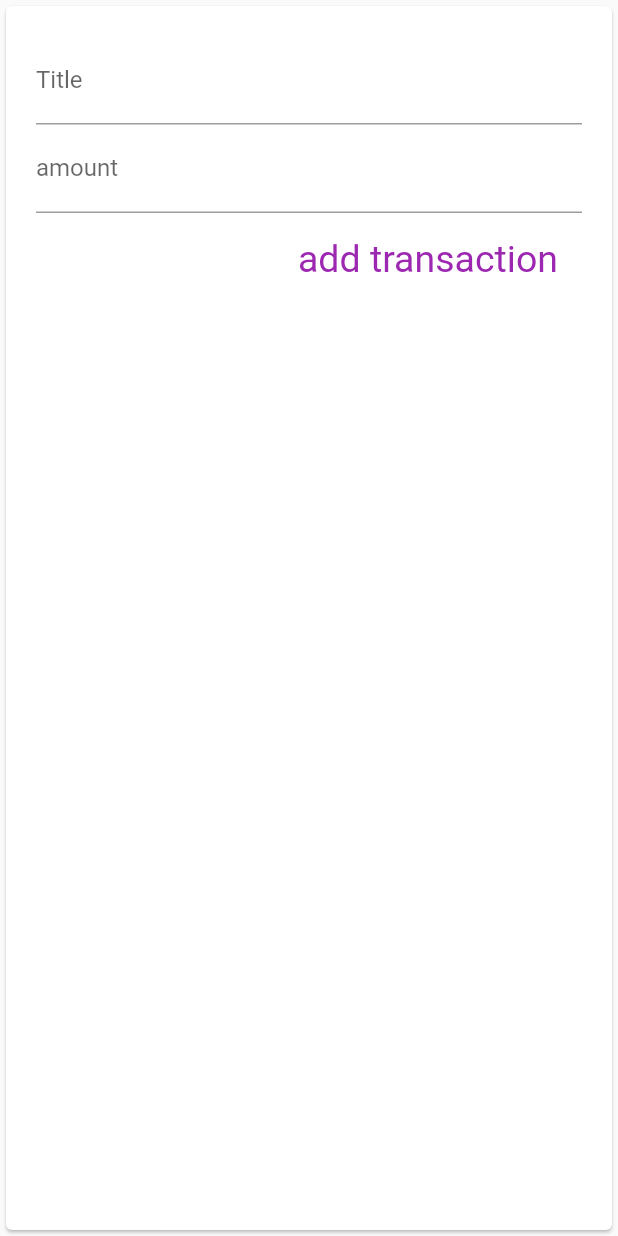
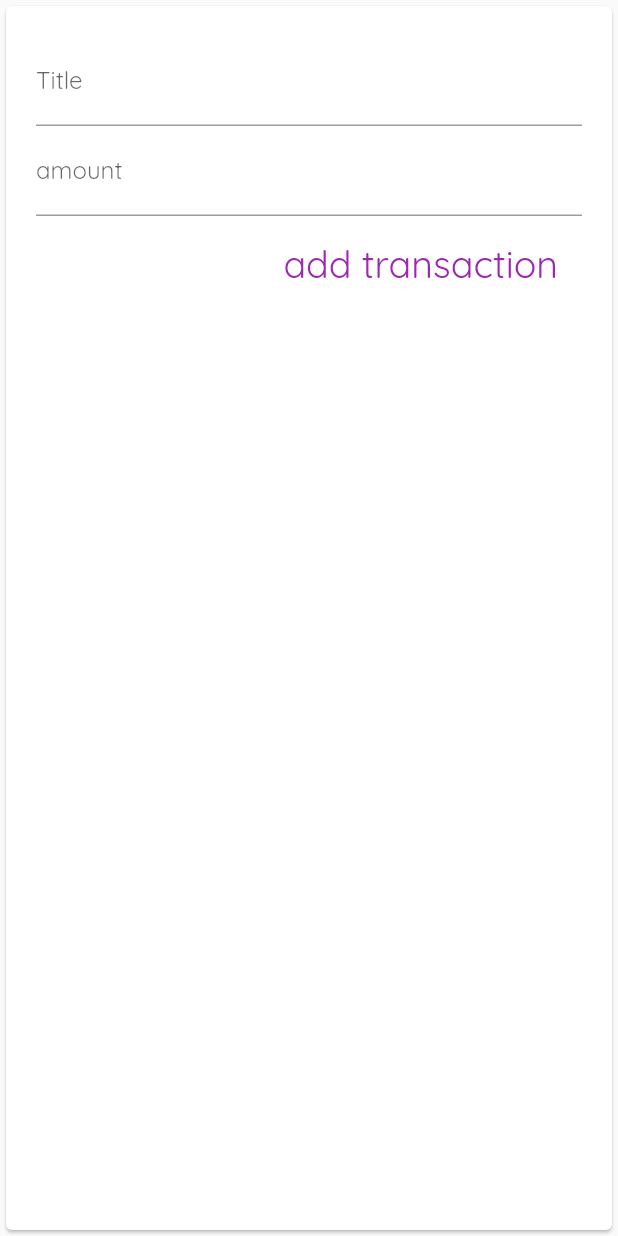
Before and after one commit to kairatkubat/budget-app, a Flutter app: the NewTransaction widget shown alone on an empty page, opened directly with empty values, after a tap on "add transaction", on a phone screen of 412 x 824 dp. Run offline on Flutter 3.47's test engine with Material 2 defaults, Android fonts, the phone set to English and light mode, and no system bars.

Commit message:
adding font styles to our text

```diff
--- a/lib/widgets/new_transaction.dart
+++ b/lib/widgets/new_transaction.dart
@@ -2,23 +2,33 @@
 
 import 'package:flutter/material.dart';
 
-class NewTransaction extends StatelessWidget {
+class NewTransaction extends StatefulWidget {
 
-  final TextEditingController titleController = TextEditingController();
-  final TextEditingController amountController = TextEditingController();
   final Function adTx;
 
   NewTransaction(this.adTx);
+
+  @override
+  State<NewTransaction> createState() => _NewTransactionState();
+}
+
+class _NewTransactionState extends State<NewTransaction> {
+  final TextEditingController titleController = TextEditingController();
+
+  final TextEditingController amountController = TextEditingController();
+
 void Ontap(){
   final enteredTitle = titleController.text;
   final enteredAmount = double.parse(amountController.text);
   if(enteredTitle.isEmpty || enteredAmount<=0){
     return;
   }
-  adTx(
+  widget.adTx(
      enteredTitle,
      enteredAmount);
+     Navigator.of(context).pop();
 }
+
   @override
   Widget build(BuildContext context) {
     return
@@ -55,7 +65,7 @@ void Ontap(){
                     textStyle: const TextStyle(fontSize: 25),
                   ),
                   onPressed: Ontap,
-                  child: const Text('add transaction'),
+                  child: const Text('add transaction', style: TextStyle(fontFamily: "QuickSand"),),
                 ),
         ],
       ),
```
Also changed, not shown: lib/main.dart (+16 -12 lines), lib/widgets/chart.dart (added, +12 -0 lines), lib/widgets/transaction_list.dart (+10 -2 lines), pubspec.yaml (+14 -8 lines), assets/font/OpenSans-Bold.ttf (added), assets/font/OpenSans-Regular.ttf (added), assets/font/Quicksand-Bold.ttf (added), assets/font/Quicksand-Light.ttf (added), assets/font/Quicksand-Medium.ttf (added), assets/font/Quicksand-Regular.ttf (added), assets/images/waiting.png (added).
